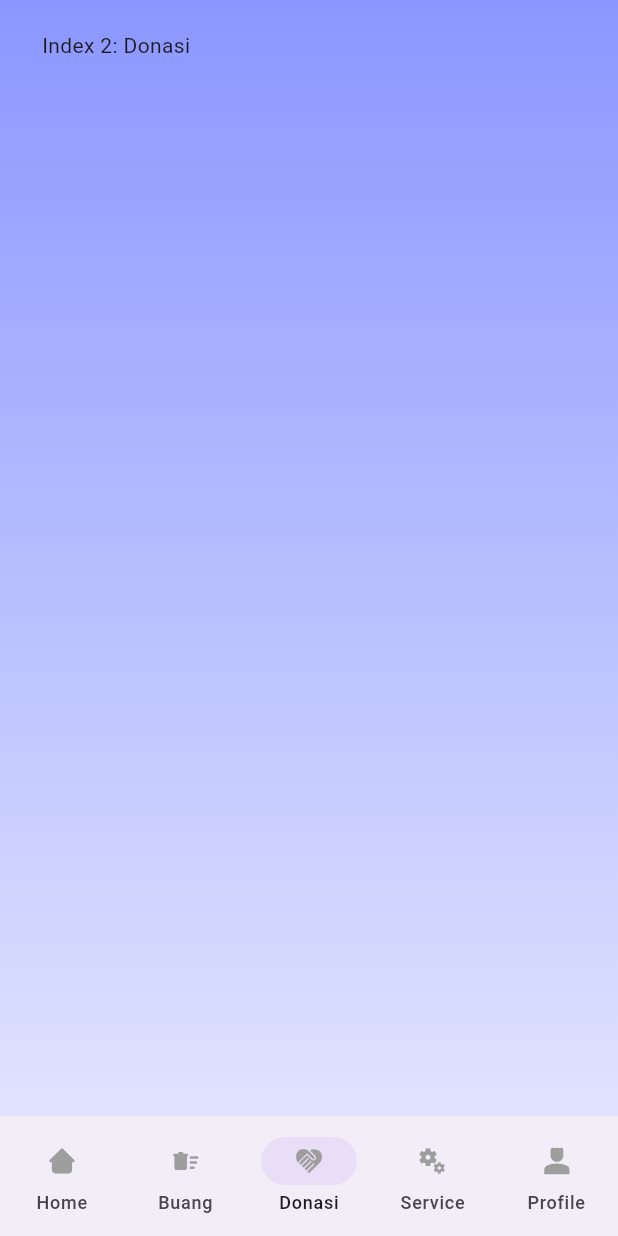
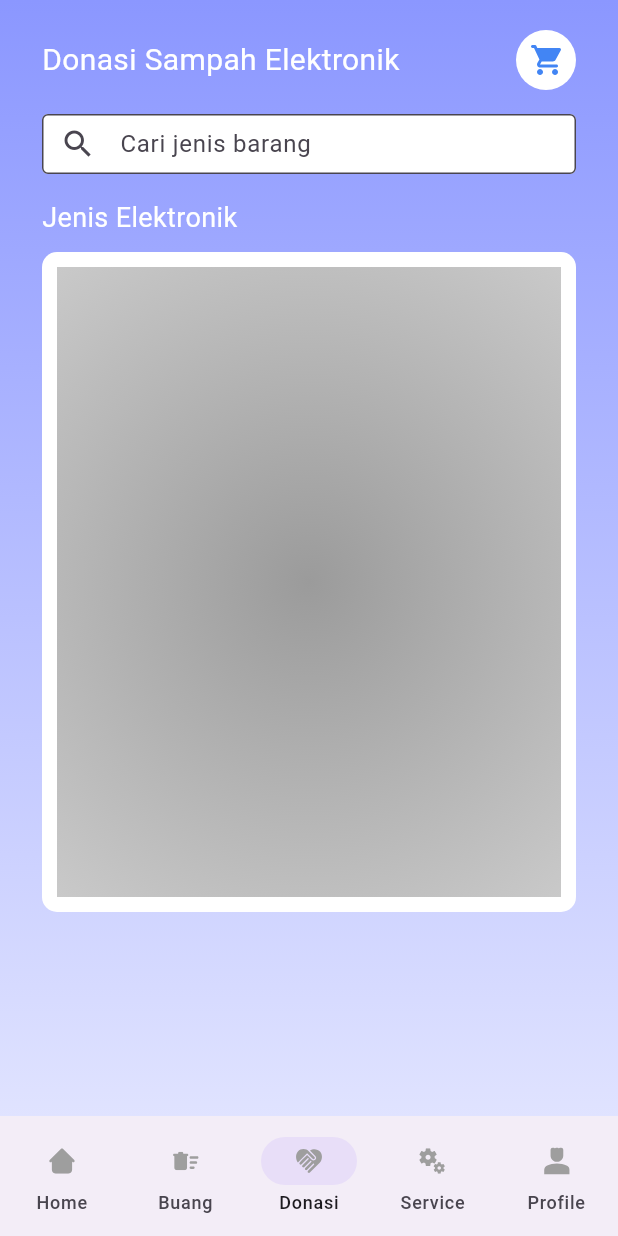
Before and after one commit to omanfathurrahman/e_waste, a Flutter app: the screen it shows after launch, item 3 of the bottom bar chosen, on a phone screen of 412 x 824 dp. Run offline on Flutter 3.47's test engine with Material 3 defaults, Android fonts, the light colour scheme and no system bars; our stand-ins replace flutter_svg, supabase_flutter; accounts and stored records are empty.

Commit message:
feat: add donasi screen

```diff
--- a/lib/main.dart
+++ b/lib/main.dart
@@ -1,6 +1,7 @@
 import 'package:e_waste/component/icon_widget.dart';
 import 'package:e_waste/extention/to_capitalize.dart';
 import 'package:e_waste/screen/buang_screen.dart';
+import 'package:e_waste/screen/donasi_screen.dart';
 import 'package:flutter/material.dart';
 import 'package:supabase_flutter/supabase_flutter.dart';
 
@@ -51,9 +52,7 @@ int _selectedIndex = 0;
 List<Widget> _screenOption = <Widget>[
   const HomeScreen(),
   const BuangScreen(),
-  const Text(
-    'Index 2: Donasi',
-  ),
+  const DonasiScreen(),
   const Text(
     'Index 3: Service',
   ),
--- /dev/null
+++ b/lib/screen/donasi_screen.dart
@@ -0,0 +1,144 @@
+import 'package:e_waste/component/grid_jenis_elektronik.dart';
+import 'package:e_waste/component/icon_widget.dart';
+import 'package:flutter/material.dart';
+import 'package:flutter_svg/flutter_svg.dart';
+import 'package:supabase_flutter/supabase_flutter.dart';
+
+class DonasiScreen extends StatelessWidget {
+  const DonasiScreen({super.key});
+
+  @override
+  Widget build(BuildContext context) {
+    return ListView(
+      children: [
+        const KomponenHeader(),
+        const SizedBox(height: 16),
+        const KomponenCari(),
+        const SizedBox(height: 16),
+        KomponenJenisElektronik(),
+      ],
+    );
+  }
+}
+
+class KomponenHeader extends StatelessWidget {
+  const KomponenHeader({super.key});
+
+  @override
+  Widget build(BuildContext context) {
+    return Row(
+      mainAxisAlignment: MainAxisAlignment.spaceBetween,
+      children: [
+        const Text(
+          "Donasi Sampah Elektronik",
+          style: TextStyle(fontSize: 20, color: Colors.white),
+        ),
+        ClipOval(
+          child: Material(
+            color: Colors.white, // Button color
+            child: InkWell(
+              splashColor: Colors.deepPurple[400], // Splash color
+              onTap: () {},
+              child: const SizedBox(
+                  width: 40,
+                  height: 40,
+                  child: Padding(
+                    padding: EdgeInsets.all(10.0),
+                    child: IconWidget(
+                      "basket",
+                      color: Color(0xFF4285F4),
+                    ),
+                  )),
+            ),
+          ),
+        )
+      ],
+    );
+  }
+}
+
+class KomponenCari extends StatelessWidget {
+  const KomponenCari({super.key});
+
+  @override
+  Widget build(BuildContext context) {
+    return const SizedBox(
+      height: 40,
+      child: TextField(
+        decoration: InputDecoration(
+          filled: true,
+          fillColor: Colors.white,
+          prefixIcon: Icon(Icons.search),
+          contentPadding: EdgeInsets.symmetric(horizontal: 10),
+          border: OutlineInputBorder(),
+          hintText: 'Cari jenis barang',
+        ),
+      ),
+    );
+  }
+}
+
+class KomponenJenisElektronik extends StatelessWidget {
+  KomponenJenisElektronik({super.key});
+
+  final _jenisElektronik = Supabase.instance.client
+      .from('jenis_elektronik')
+      .select()
+      .order("id", ascending: true);
+
+  Future<Widget> getSvg(String fileName) async {
+    final response = await Supabase.instance.client.storage
+        .from('jenis_elektronik')
+        .download('$fileName.svg');
+
+    final String svgString = String.fromCharCodes(response);
+    return SvgPicture.string(
+      svgString,
+      height: 30,
+      width: 30,
+    );
+  }
+
+  @override
+  Widget build(BuildContext context) {
+    return Column(
+      crossAxisAlignment: CrossAxisAlignment.start,
+      children: [
+        const Text(
+          "Jenis Elektronik",
+          style: TextStyle(
+            fontSize: 18,
+            color: Colors.white,
+          ),
+        ),
+        const SizedBox(height: 10),
+        Container(
+          decoration: BoxDecoration(
+            borderRadius: BorderRadius.circular(10),
+            color: Colors.white,
+          ),
+          child: SizedBox(
+            height: 440,
+            child: Padding(
+              padding: const EdgeInsets.all(10.0),
+              child: Container(
+                decoration: const BoxDecoration(
+                  gradient: RadialGradient(colors: [
+                    Color.fromARGB(255, 155, 155, 155),
+                    Color.fromARGB(255, 204, 204, 204),
+                  ], radius: 0.85, focal: Alignment.center),
+                ),
+                child: Padding(
+                  padding: const EdgeInsets.all(1.8),
+                  child: GridJenisElektronik(
+                    listJenisEletronik: _jenisElektronik,
+                  ),
+                ),
+              ),
+            ),
+          ),
+        ),
+      ],
+    );
+  }
+}
```
